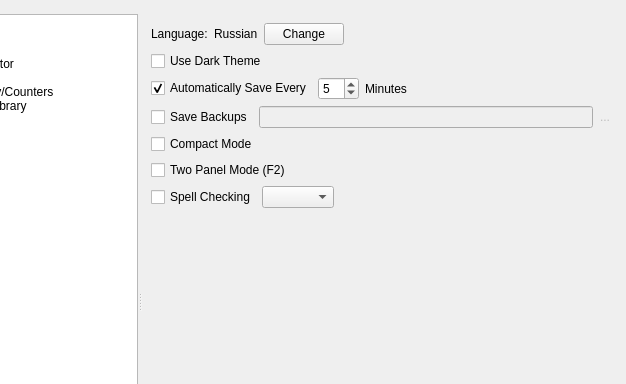
dimkanovikov/KITScenarist, file src/bin/scenarist-desktop/UserInterfaceLayer/Settings/SettingsView.ui: the form before one commit; both pictures show x 92 to 718 and y 0 to 384 of the 718 by 601 pixel window.
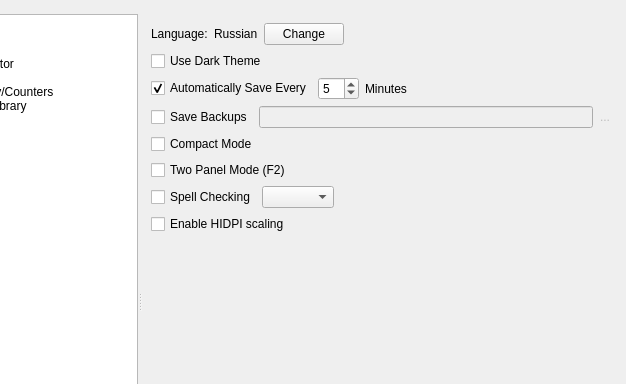
The form after the commit. Icons and pictures are not drawn. Custom widgets are drawn as their Qt base class.

Commit message: Added ability to enable HIDPI scaling

Patch:
```diff
--- a/src/bin/scenarist-desktop/UserInterfaceLayer/Settings/SettingsView.ui
+++ b/src/bin/scenarist-desktop/UserInterfaceLayer/Settings/SettingsView.ui
@@ -356,7 +356,7 @@
                     </item>
                    </layout>
                   </item>
-                  <item row="9" column="0">
+                  <item row="11" column="0">
                    <spacer name="verticalSpacer_4">
                     <property name="orientation">
                      <enum>Qt::Vertical</enum>
@@ -468,6 +468,16 @@
                     </property>
                    </widget>
                   </item>
+                  <item row="10" column="0">
+                   <widget class="QCheckBox" name="applicationHidpiScaling">
+                    <property name="enabled">
+                     <bool>true</bool>
+                    </property>
+                    <property name="text">
+                     <string>Enable HIDPI scaling</string>
+                    </property>
+                   </widget>
+                  </item>
                  </layout>
                 </widget>
                 <widget class="QWidget" name="applicationPageModules">
```
Left out of the diff: 6 changed lines with no effect on the pictures. The commit also changes 8 other files.
